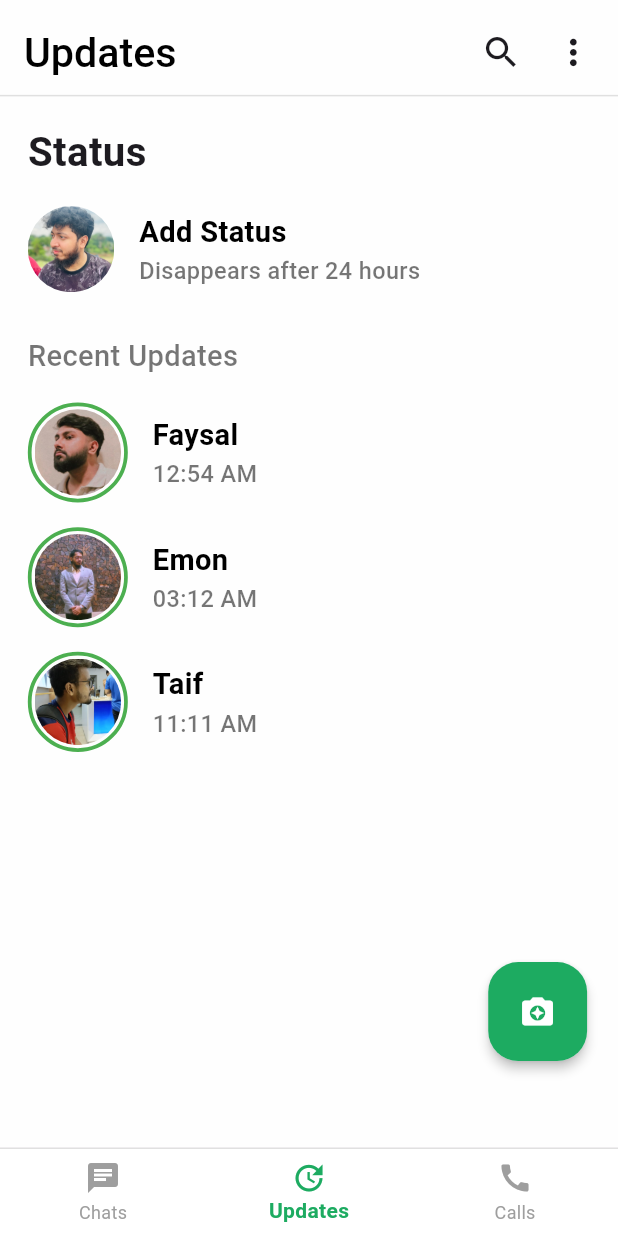
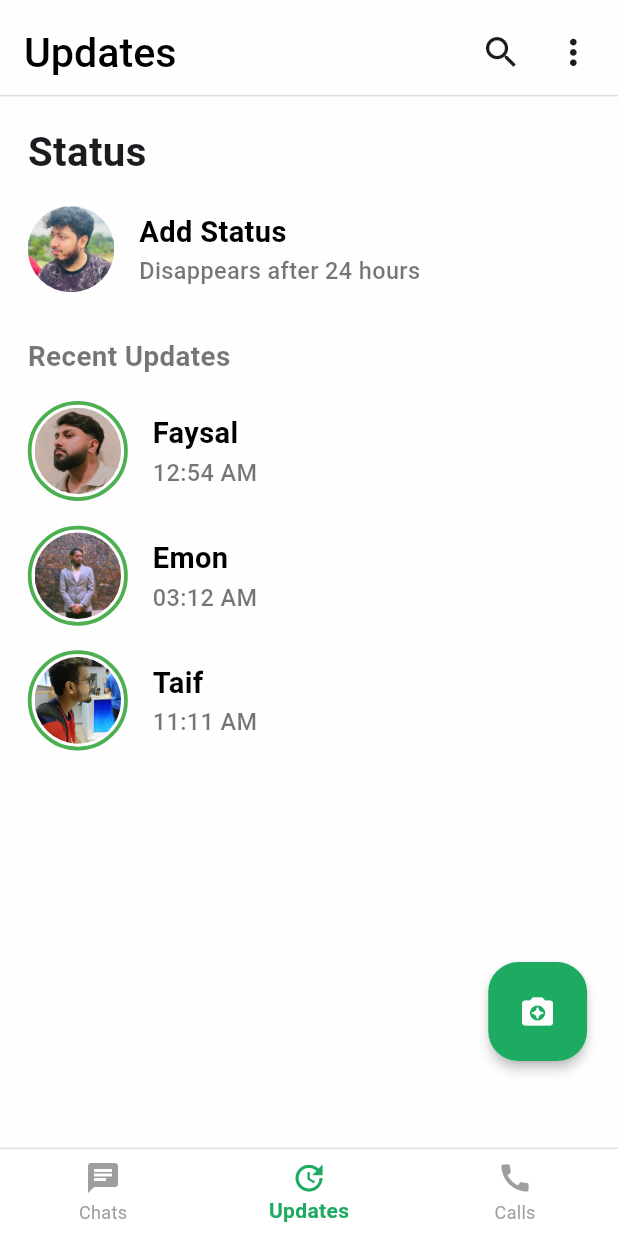
Before and after one commit to abdullahjohar23/whatsapp-clone-app, a Flutter app: the screen it shows after launch, item 2 of the bottom bar chosen, on a phone screen of 412 x 824 dp. Run offline on Flutter 3.47's test engine with Material 3 defaults, Android fonts, the phone set to English and light mode, and no system bars; our stand-ins replace material_design_icons_flutter.

Commit message:
text design updated

```diff
--- a/lib/pages/updates_page.dart
+++ b/lib/pages/updates_page.dart
@@ -77,7 +77,7 @@
                                 ChatTile(imagePath: 'assets/abdullah.jpg', name: 'Add Status', time: '', message: 'Disappears after 24 hours'),
 
                                 // status
-                                Text('Recent Updates', style: TextStyle(fontSize: _deviceWidth*0.047, color: Colors.black54, fontWeight: FontWeight.w500)),
+                                Text('Recent Updates', style: TextStyle(fontSize: _deviceWidth*0.045, color: Colors.black54, fontWeight: FontWeight.w700)),
                                 SizedBox(height: _deviceHeight *0.02),
                                 StatusTile(imagePath: 'assets/faysal.png', name: 'Faysal', time: '12:54 AM'),
                                 StatusTile(imagePath: 'assets/emon.png', name: 'Emon', time: '03:12 AM'),
```
